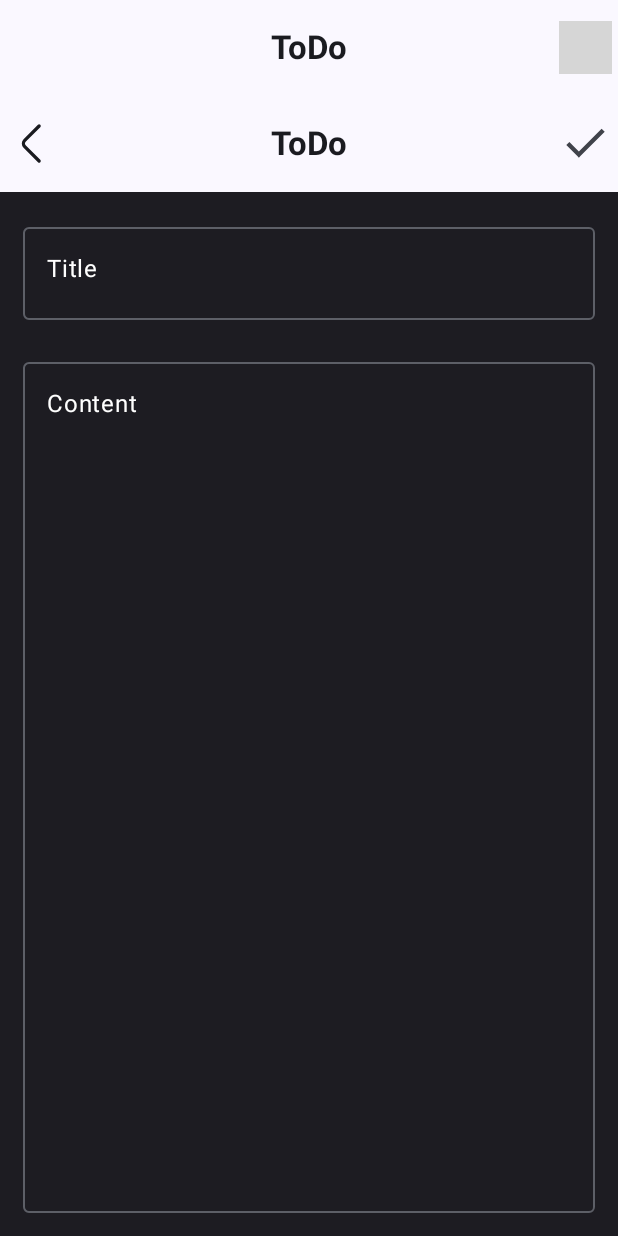
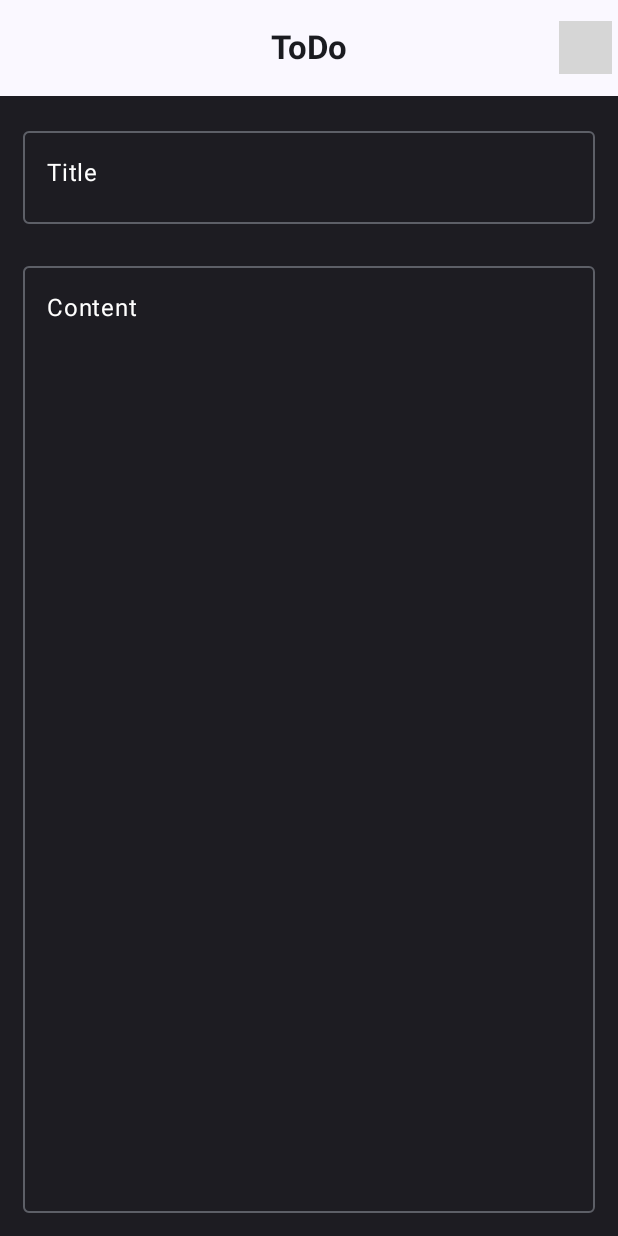
Before and after one commit to lqndo/todo, an Android app built with Jetpack Compose: the NoteScreen screen opened through its navigation route, on a phone screen of 412 x 824 dp. Run offline under Robolectric (Android 15) with nearby library versions, the phone set to English and light mode, and no system bars; grey boxes are pictures that could not be loaded.

Commit message:
remove scaffold form note and home screen

```diff
--- a/app/src/main/java/com/example/todo/screens/Home.kt
+++ b/app/src/main/java/com/example/todo/screens/Home.kt
@@ -1,37 +1,21 @@
 package com.example.todo.screens
 
 import androidx.compose.foundation.layout.fillMaxSize
-import androidx.compose.foundation.layout.padding
 import androidx.compose.foundation.lazy.LazyColumn
 import androidx.compose.foundation.lazy.items
-import androidx.compose.material3.Scaffold
 import androidx.compose.runtime.Composable
 import androidx.compose.ui.Modifier
 import androidx.compose.ui.tooling.preview.Preview
-import com.example.todo.Routes
 import com.example.todo.ToDo
 import com.example.todo.components.ToDoCard
-import com.example.todo.components.TopAppBar
 
 @Composable
 fun HomeScreen(todoList: List<ToDo>, navigateToNote: () -> Unit) {
-    Scaffold(
-        topBar = {
-            TopAppBar(
-                route = Routes.HOME,
-                navigateToHome = {},
-                navigateToNote = navigateToNote
-            )
-        }
+    LazyColumn(
+        modifier = Modifier.fillMaxSize()
     ) {
-        LazyColumn(
-            modifier = Modifier
-                .fillMaxSize()
-                .padding(it)
-        ) {
-            items(todoList) { todo ->
-                ToDoCard(title = todo.title, content = todo.content)
-            }
+        items(todoList) { todo ->
+            ToDoCard(title = todo.title, content = todo.content)
         }
     }
 }
--- a/app/src/main/java/com/example/todo/screens/Note.kt
+++ b/app/src/main/java/com/example/todo/screens/Note.kt
@@ -9,7 +9,6 @@ import androidx.compose.foundation.layout.height
 import androidx.compose.foundation.layout.padding
 import androidx.compose.material3.OutlinedTextField
 import androidx.compose.material3.OutlinedTextFieldDefaults
-import androidx.compose.material3.Scaffold
 import androidx.compose.material3.Text
 import androidx.compose.runtime.Composable
 import androidx.compose.runtime.getValue
@@ -21,26 +20,14 @@ import androidx.compose.ui.graphics.Color
 import androidx.compose.ui.text.input.TextFieldValue
 import androidx.compose.ui.tooling.preview.Preview
 import androidx.compose.ui.unit.dp
-import com.example.todo.Routes
-import com.example.todo.components.TopAppBar
 
 @Composable
 fun NoteScreen(title: String, content: String, navigateToHome: () -> Unit) {
     var titleText by remember { mutableStateOf(TextFieldValue("")) }
     var contentText by remember { mutableStateOf(TextFieldValue("")) }
 
-    Scaffold(
-        topBar = {
-            TopAppBar(
-                route = Routes.NOTE,
-                navigateToHome = navigateToHome,
-                navigateToNote = {}
-            )
-        }
-    ) { it ->
     Column(
         modifier = Modifier
-                .padding(it)
             .fillMaxSize()
             .background(Color(0xFF1D1C22))
             .padding(15.dp)
@@ -82,7 +69,6 @@ fun NoteScreen(title: String, content: String, navigateToHome: () -> Unit) {
         )
     }
 }
-}
 
 @Preview(showSystemUi = true)
 @Composable
```
Lines whose indentation alone changed are shown as unchanged.
